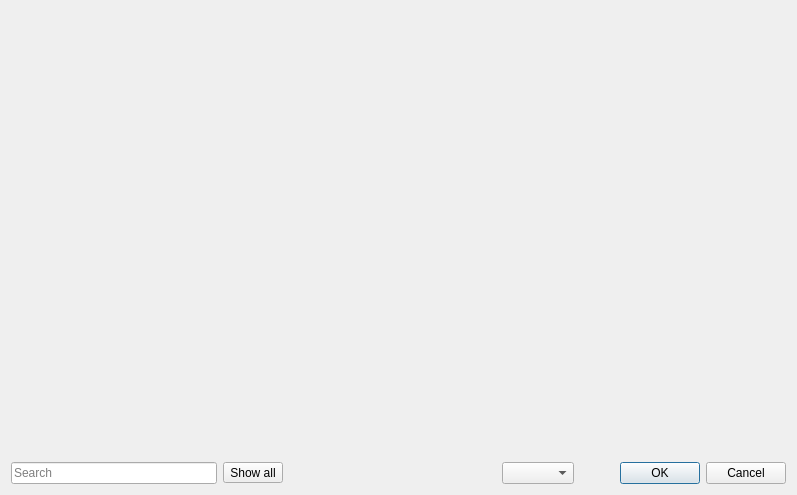
Kuszki/EW-Database, file mergedialog.ui: the form before one commit.
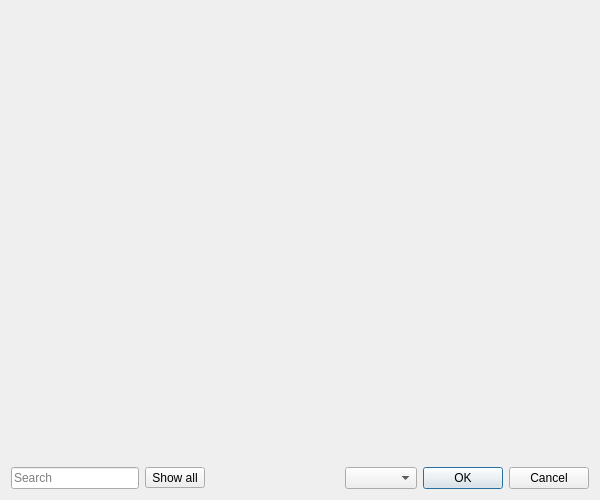
The form after the commit. Icons and pictures are not drawn.

Patch:
```diff
--- a/mergedialog.ui
+++ b/mergedialog.ui
@@ -6,8 +6,8 @@
    <rect>
     <x>0</x>
     <y>0</y>
-    <width>797</width>
-    <height>495</height>
+    <width>600</width>
+    <height>500</height>
    </rect>
   </property>
   <property name="windowTitle">
@@ -57,8 +57,8 @@
        <rect>
         <x>0</x>
         <y>0</y>
-        <width>779</width>
-        <height>443</height>
+        <width>582</width>
+        <height>453</height>
        </rect>
       </property>
       <layout class="QVBoxLayout" name="fieldsLayout"/>
```
Left out of the diff: 3 changed lines with no effect on the pictures.
